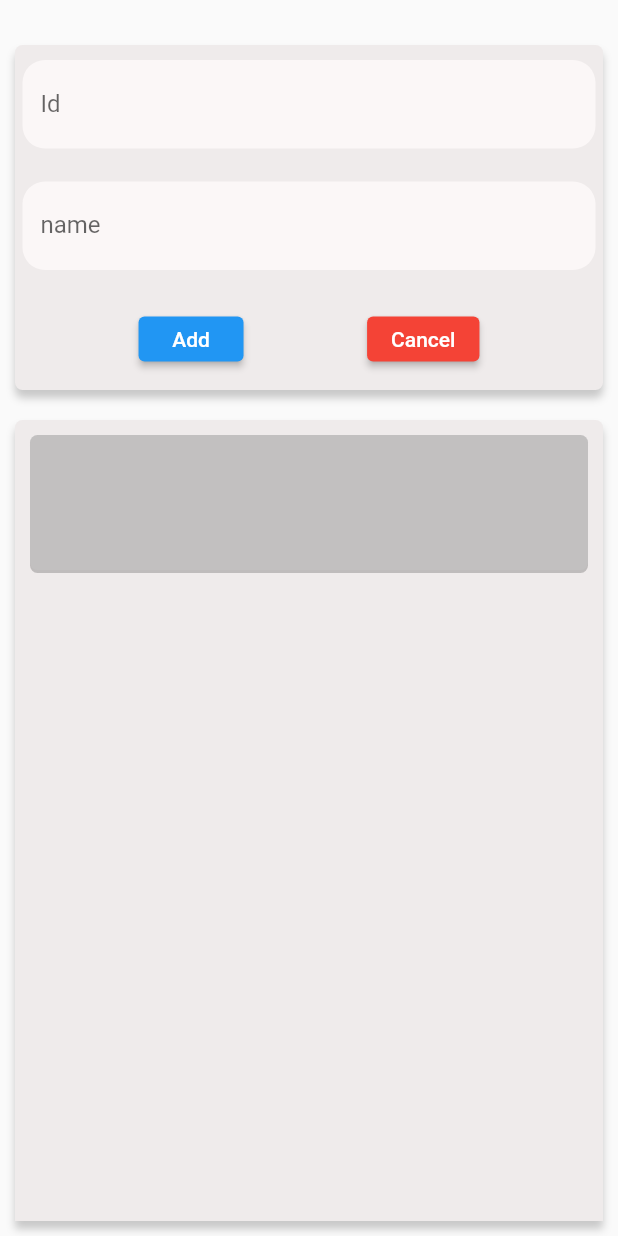
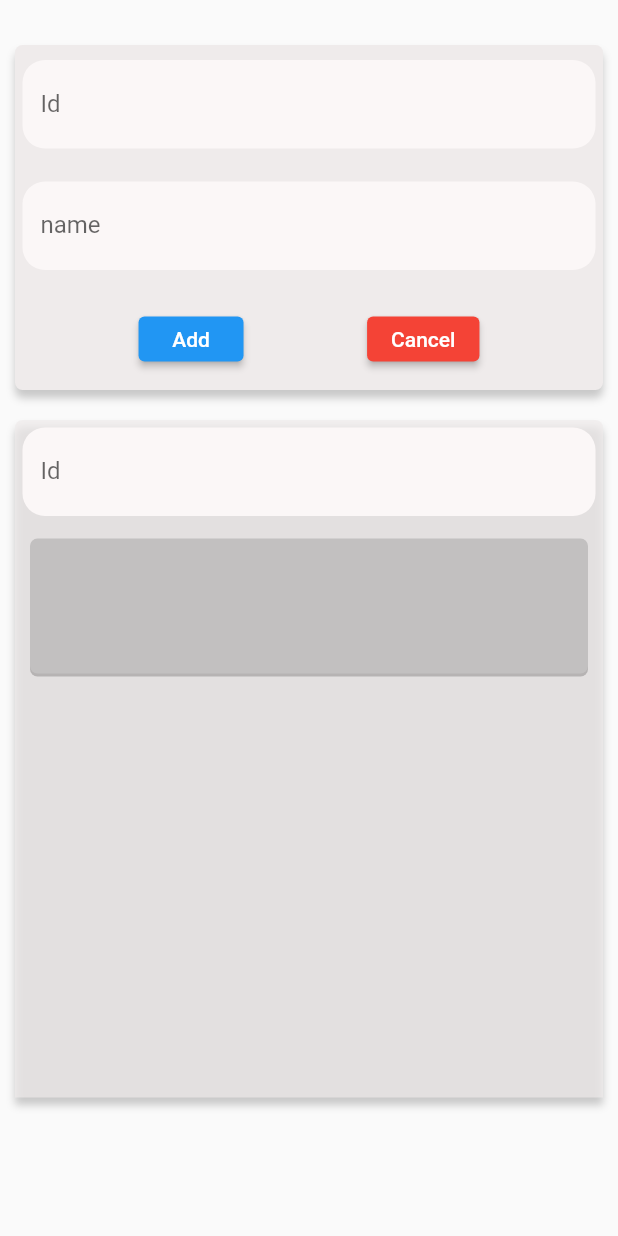
Before and after one commit to hosam95/FM-Accounting-App, a Flutter app: the DriversView widget shown alone on an empty page, opened directly, after a tap on the "add" icon, on a phone screen of 412 x 824 dp. Run offline on Flutter 3.47's test engine with Material 2 defaults, Android fonts, the phone set to English and light mode, and no system bars; our stand-ins replace cloud_firestore, date_time_picker, firebase_auth, firebase_core, go_router, google_sign_in; accounts and stored records are empty.

Commit message:
add search property to drivers view

```diff
--- a/lib/components/drivers view/drivers.dart
+++ b/lib/components/drivers view/drivers.dart
@@ -6,12 +6,22 @@ import 'package:provider/provider.dart';
 import 'add_driver.dart';
 import 'driver_card.dart';
 
-class DriversView extends StatelessWidget {
+class DriversView extends StatefulWidget {
   const DriversView({super.key});
 
   @override
+  State<DriversView> createState() => _DriversViewState();
+}
+
+class _DriversViewState extends State<DriversView> {
+  TextEditingController? textController = TextEditingController();
+
+  @override
   Widget build(BuildContext context) {
-    return Column(
+    return SingleChildScrollView(
+      child: SizedBox(
+        height: MediaQuery.of(context).size.height * 0.90,
+        child: Column(
           children: [
             const AddDriversCard(),
             Expanded(
@@ -21,7 +31,7 @@ class DriversView extends StatelessWidget {
                   width: double.infinity,
                   height: 100,
                   decoration: const BoxDecoration(
-                color: Color(0xFFEFEBEB),
+                    color: Color.fromARGB(176, 239, 235, 235),
                     boxShadow: [
                       BoxShadow(
                         blurRadius: 4,
@@ -36,21 +46,70 @@ class DriversView extends StatelessWidget {
                       topRight: Radius.circular(5),
                     ),
                   ),
-              child: StreamBuilder(
+                  child: Column(
+                    children: [
+                      Padding(
+                        padding: EdgeInsetsDirectional.fromSTEB(5, 5, 5, 5),
+                        child: TextFormField(
+                          controller: textController,
+                          decoration: InputDecoration(
+                            labelText: 'Id',
+                            hintText: 'enter Id',
+                            enabledBorder: UnderlineInputBorder(
+                              borderSide: const BorderSide(
+                                color: Color(0x00000000),
+                                width: 1,
+                              ),
+                              borderRadius: BorderRadius.circular(15),
+                            ),
+                            focusedBorder: UnderlineInputBorder(
+                              borderSide: const BorderSide(
+                                color: Color(0x00000000),
+                                width: 1,
+                              ),
+                              borderRadius: BorderRadius.circular(15),
+                            ),
+                            filled: true,
+                            fillColor: const Color(0xFFFBF7F7),
+                          ),
+                          textAlign: TextAlign.start,
+                          onChanged: (value) {
+                            setState(() {});
+                          },
+                        ),
+                      ),
+                      driversList(),
+                    ],
+                  ),
+                ),
+              ),
+            )
+          ],
+        ),
+      ),
+    );
+  }
+
+  Widget driversList() {
+    return StreamBuilder(
       stream: FirebaseFirestore.instance
           .collection("drivers")
           .where("oId",
-                        isEqualTo: Provider.of<OrganisationNotifier>(context,
-                                listen: false)
+              isEqualTo:
+                  Provider.of<OrganisationNotifier>(context, listen: false)
                       .organisation
                       .id)
+          .where('id', isGreaterThanOrEqualTo: textController!.text)
+          .where('id', isLessThan: textController!.text + 'z')
           .snapshots(),
       builder: (context, snapshot) {
-                  if (!snapshot.hasData)
-                    return CircularProgressIndicator(
+        if (!snapshot.hasData) {
+          return const CircularProgressIndicator(
             color: Color.fromARGB(0, 0, 0, 0),
           );
-                  return ListView.builder(
+        }
+        return Expanded(
+          child: ListView.builder(
             padding: EdgeInsets.zero,
             shrinkWrap: true,
             scrollDirection: Axis.vertical,
@@ -60,13 +119,9 @@ class DriversView extends StatelessWidget {
               snapshot.data?.docs[index].get("name") as String,
               onTap: "go to driver-page",
             ),
+          ),
         );
       },
-              ),
-            ),
-          ),
-        )
-      ],
     );
   }
 }
```
Lines whose indentation alone changed are shown as unchanged.
